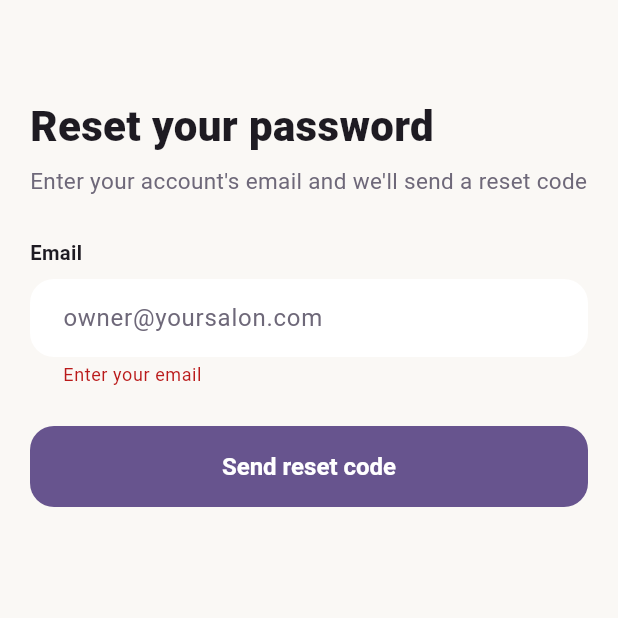
After one commit to kmeister-son/BeautyHub_Vendor, a Flutter app: the ForgotPasswordScreen screen opened by its route, after a tap on "Send reset code", on a phone screen of 412 x 824 dp, the top half of it. The commit adds this screen. Run offline on Flutter 3.47's test engine with Material 3 defaults, Android fonts, the phone set to English and light mode, and no system bars; our stand-ins replace flutter_riverpod, go_router, shared_preferences; accounts and stored records are empty.

Commit message:
Add forgot-password flow to the login screen
Ported from the customer app: a two-step /forgot-password screen
(request a 6-digit code, then set a new password), wired to the API's
/auth/forgot-password and /auth/reset-password endpoints through
VendorAuthRepository. The mock repository accepts the fixed 123456
code for widget tests; DeployChecklist.md updated with the resolved
public-listing scope and completed items.

Co-Authored-By: Claude Fable 5 <noreply@anthropic.com>

```diff
--- a/lib/core/router/app_router.dart
+++ b/lib/core/router/app_router.dart
@@ -1,6 +1,7 @@
 import 'package:flutter/material.dart';
 import 'package:go_router/go_router.dart';
 
+import '../../features/auth/presentation/forgot_password_screen.dart';
 import '../../features/auth/presentation/login_screen.dart';
 import '../../features/salon/presentation/salon_editor_screen.dart';
 import '../../features/salon/presentation/salon_screen.dart';
@@ -27,6 +28,11 @@ final appRouter = GoRouter(
       path: '/login',
       parentNavigatorKey: _rootNavigatorKey,
       builder: (context, state) => const LoginScreen(),
+    ),
+    GoRoute(
+      path: '/forgot-password',
+      parentNavigatorKey: _rootNavigatorKey,
+      builder: (context, state) => const ForgotPasswordScreen(),
     ),
     StatefulShellRoute.indexedStack(
       builder: (context, state, navigationShell) =>
--- a/lib/data/repositories/api_vendor_auth_repository.dart
+++ b/lib/data/repositories/api_vendor_auth_repository.dart
@@ -46,4 +46,21 @@ class ApiVendorAuthRepository implements VendorAuthRepository {
 
   @override
   Future<void> signOut() => _client.clearToken();
+
+  @override
+  Future<void> requestPasswordReset(String email) async {
+    await _client.post('/auth/forgot-password',
+        body: {'email': email}, authenticated: false);
+  }
+
+  @override
+  Future<void> resetPassword({
+    required String email,
+    required String code,
+    required String newPassword,
+  }) async {
+    await _client.post('/auth/reset-password',
+        body: {'email': email, 'code': code, 'password': newPassword},
+        authenticated: false);
+  }
 }
--- a/lib/data/repositories/mock_vendor_auth_repository.dart
+++ b/lib/data/repositories/mock_vendor_auth_repository.dart
@@ -5,10 +5,12 @@ import '../api/api_client.dart';
 /// In-memory [VendorAuthRepository] for widget tests and offline demos.
 /// Accepts any `owner-*` email with [password]; other credentials behave
 /// like the API (401 for bad password, 403 for non-provider accounts).
+/// The password-reset code is always [resetCode].
 class MockVendorAuthRepository implements VendorAuthRepository {
   MockVendorAuthRepository({this.latency = Duration.zero});
 
   static const password = 'provider_dev_password';
+  static const resetCode = '123456';
 
   final Duration latency;
   UserProfile? _current;
@@ -48,4 +50,20 @@ class MockVendorAuthRepository implements VendorAuthRepository {
     await Future<void>.delayed(latency);
     _current = null;
   }
+
+  @override
+  Future<void> requestPasswordReset(String email) =>
+      Future<void>.delayed(latency);
+
+  @override
+  Future<void> resetPassword({
+    required String email,
+    required String code,
+    required String newPassword,
+  }) async {
+    await Future<void>.delayed(latency);
+    if (code != resetCode) {
+      throw ApiException(400, 'Invalid or expired code');
+    }
+  }
 }
--- a/lib/domain/repositories/vendor_auth_repository.dart
+++ b/lib/domain/repositories/vendor_auth_repository.dart
@@ -12,4 +12,15 @@ abstract interface class VendorAuthRepository {
   Future<UserProfile> signIn({required String email, required String password});
 
   Future<void> signOut();
+
+  /// Requests a one-time reset code for [email]. Always succeeds, whether
+  /// or not an account exists (no account probing).
+  Future<void> requestPasswordReset(String email);
+
+  /// Sets a new password using the emailed one-time [code].
+  Future<void> resetPassword({
+    required String email,
+    required String code,
+    required String newPassword,
+  });
 }
--- a/lib/features/auth/presentation/auth_validators.dart
+++ b/lib/features/auth/presentation/auth_validators.dart
@@ -10,3 +10,16 @@ String? validateEmail(String? value) {
 
 String? validatePassword(String? value) =>
     (value == null || value.isEmpty) ? 'Enter your password' : null;
+
+String? validateNewPassword(String? value) {
+  if (value == null || value.isEmpty) return 'Choose a password';
+  if (value.length < 8) return 'Use at least 8 characters';
+  return null;
+}
+
+String? validateResetCode(String? value) {
+  final v = value?.trim() ?? '';
+  if (v.isEmpty) return 'Enter the code from your email';
+  if (!RegExp(r'^\d{6}$').hasMatch(v)) return 'The code is 6 digits';
+  return null;
+}
--- /dev/null
+++ b/lib/features/auth/presentation/forgot_password_screen.dart
@@ -0,0 +1,174 @@
+import 'package:flutter/material.dart';
+import 'package:flutter_riverpod/flutter_riverpod.dart';
+import 'package:go_router/go_router.dart';
+
+import '../../../core/di/providers.dart';
+import '../../../data/api/api_client.dart';
+import 'auth_validators.dart';
+import 'widgets/auth_error_banner.dart';
+import 'widgets/auth_text_field.dart';
+
+/// Two steps on one screen: request a reset code for an email, then enter
+/// the code with a new password. On success the owner lands back on the
+/// login screen to sign in with the new password.
+class ForgotPasswordScreen extends ConsumerStatefulWidget {
+  const ForgotPasswordScreen({super.key});
+
+  @override
+  ConsumerState<ForgotPasswordScreen> createState() =>
+      _ForgotPasswordScreenState();
+}
+
+class _ForgotPasswordScreenState extends ConsumerState<ForgotPasswordScreen> {
+  final _formKey = GlobalKey<FormState>();
+  final _email = TextEditingController();
+  final _code = TextEditingController();
+  final _password = TextEditingController();
+  bool _codeSent = false;
+  bool _obscure = true;
+  bool _submitting = false;
+  String? _error;
+
+  @override
+  void dispose() {
+    _email.dispose();
+    _code.dispose();
+    _password.dispose();
+    super.dispose();
+  }
+
+  Future<void> _submit() async {
+    if (!_formKey.currentState!.validate()) return;
+    setState(() {
+      _submitting = true;
+      _error = null;
+    });
+    try {
+      final auth = ref.read(vendorAuthRepositoryProvider);
+      if (!_codeSent) {
+        await auth.requestPasswordReset(_email.text.trim());
+        setState(() => _codeSent = true);
+      } else {
+        await auth.resetPassword(
+          email: _email.text.trim(),
+          code: _code.text.trim(),
+          newPassword: _password.text,
+        );
+        if (!mounted) return;
+        ScaffoldMessenger.of(context)
+          ..hideCurrentSnackBar()
+          ..showSnackBar(const SnackBar(
+              content: Text('Password updated — sign in with your new one')));
+        context.pop();
+      }
+    } on ApiException catch (e) {
+      setState(() => _error = e.message);
+    } catch (_) {
+      setState(() => _error = 'Could not reach BeautyHub. Check your connection.');
+    } finally {
+      if (mounted) setState(() => _submitting = false);
+    }
+  }
+
+  @override
+  Widget build(BuildContext context) {
+    final scheme = Theme.of(context).colorScheme;
+    return Scaffold(
+      appBar: AppBar(title: const Text('')),
+      body: SafeArea(
+        child: ListView(
+          padding: const EdgeInsets.fromLTRB(20, 8, 20, 24),
+          children: [
+            const Text(
+              'Reset your password',
+              style: TextStyle(fontSize: 28, fontWeight: FontWeight.w800),
+            ),
+            const SizedBox(height: 6),
+            Text(
+              _codeSent
+                  ? 'If ${_email.text.trim()} has an account, a 6-digit '
+                      'code is on its way'
+                  : "Enter your account's email and we'll send a reset code",
+              style: TextStyle(fontSize: 15, color: scheme.onSurfaceVariant),
+            ),
+            const SizedBox(height: 28),
+            Form(
+              key: _formKey,
+              child: Column(
+                crossAxisAlignment: CrossAxisAlignment.stretch,
+                children: [
+                  AuthTextField(
+                    label: 'Email',
+                    controller: _email,
+                    hint: 'owner@yoursalon.com',
+                    keyboardType: TextInputType.emailAddress,
+                    autofillHints: const [AutofillHints.email],
+                    validator: validateEmail,
+                    textInputAction:
+                        _codeSent ? TextInputAction.next : TextInputAction.done,
+                  ),
+                  if (_codeSent) ...[
+                    const SizedBox(height: 18),
+                    AuthTextField(
+                      label: 'Reset code',
+                      controller: _code,
+                      hint: '6-digit code',
+                      keyboardType: TextInputType.number,
+                      validator: validateResetCode,
+                    ),
+                    const SizedBox(height: 18),
+                    AuthTextField(
+                      label: 'New password',
+                      controller: _password,
+                      hint: 'At least 8 characters',
+                      obscureText: _obscure,
+                      textInputAction: TextInputAction.done,
+                      autofillHints: const [AutofillHints.newPassword],
+                      suffixIcon: IconButton(
+                        icon: Icon(_obscure
+                            ? Icons.visibility_outlined
+                            : Icons.visibility_off_outlined),
+                        onPressed: () => setState(() => _obscure = !_obscure),
+                      ),
+                      validator: validateNewPassword,
+                    ),
+                  ],
+                ],
+              ),
+            ),
+            if (_error != null) ...[
+              const SizedBox(height: 18),
+              AuthErrorBanner(message: _error!),
+            ],
+            const SizedBox(height: 26),
+            FilledButton(
+              onPressed: _submitting ? null : _submit,
+              child: _submitting
+                  ? const SizedBox(
+                      width: 22,
+                      height: 22,
+                      child: CircularProgressIndicator(strokeWidth: 2.5),
+                    )
+                  : Text(_codeSent ? 'Reset password' : 'Send reset code'),
+            ),
+            if (_codeSent) ...[
+              const SizedBox(height: 18),
+              Center(
+                child: TextButton(
+                  onPressed: _submitting ? null : _resendCode,
+                  child: const Text('Send a new code'),
+                ),
+              ),
+            ],
+          ],
+        ),
+      ),
+    );
+  }
+
+  /// Re-request a code for the (possibly corrected) email.
+  void _resendCode() {
+    setState(() => _codeSent = false);
+    _submit();
+  }
+}
--- a/lib/features/auth/presentation/login_screen.dart
+++ b/lib/features/auth/presentation/login_screen.dart
@@ -108,6 +108,15 @@ class _LoginScreenState extends ConsumerState<LoginScreen> {
                       ),
                       validator: validatePassword,
                     ),
+                    Align(
+                      alignment: Alignment.centerRight,
+                      child: TextButton(
+                        onPressed: _submitting
+                            ? null
+                            : () => context.push('/forgot-password'),
+                        child: const Text('Forgot password?'),
+                      ),
+                    ),
                   ],
                 ),
               ),
```
Also changed, not shown: 2 other files.
